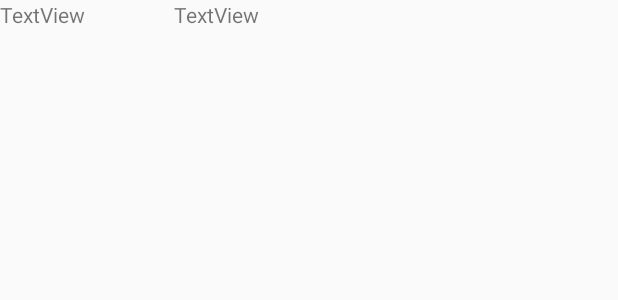
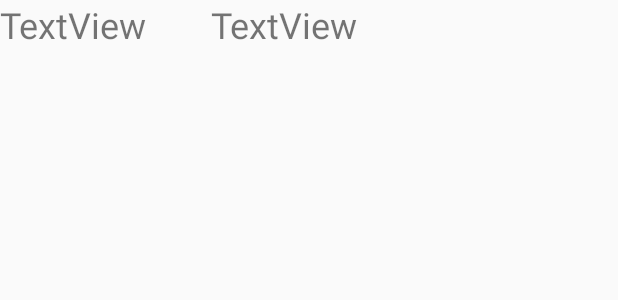
Before and after one commit to MuxacDev/RecyclerViewApp, an Android app: the layout list_item.xml on its own in the app's theme, with its tools: preview values and no code run, on a phone screen of 412 x 824 dp. Shown: the top 300 px of the screen. Run offline under Robolectric (Android 15) with nearby library versions, the phone set to English and light mode, and no system bars.

```diff
--- a/app/src/main/res/layout/activity_detail.xml
+++ b/app/src/main/res/layout/activity_detail.xml
@@ -12,6 +12,7 @@
         android:layout_width="wrap_content"
         android:layout_height="wrap_content"
         android:text="@string/details"
+        android:textSize="@dimen/text_size"
         app:layout_constraintStart_toStartOf="parent"
         app:layout_constraintTop_toTopOf="parent" />
 </androidx.constraintlayout.widget.ConstraintLayout>
--- a/app/src/main/res/layout/activity_main.xml
+++ b/app/src/main/res/layout/activity_main.xml
@@ -9,8 +9,8 @@
 
     <androidx.recyclerview.widget.RecyclerView
         android:id="@+id/list"
-        android:layout_width="409dp"
-        android:layout_height="729dp"
+        android:layout_width="0dp"
+        android:layout_height="0dp"
         app:layout_constraintBottom_toBottomOf="parent"
         app:layout_constraintEnd_toEndOf="parent"
         app:layout_constraintStart_toStartOf="parent"
--- a/app/src/main/res/layout/list_item.xml
+++ b/app/src/main/res/layout/list_item.xml
@@ -8,11 +8,12 @@
         android:layout_height="wrap_content"
         android:orientation="horizontal">
         <TextView
-            android:id="@+id/id"
+            android:id="@+id/id_text"
             android:layout_width="wrap_content"
             android:layout_height="wrap_content"
             android:layout_weight="0.2"
-            android:text="TextView" />
+            android:text="TextView"
+            android:textSize="@dimen/text_size"/>
 
         <TextView
             android:id="@+id/content"
@@ -20,6 +21,7 @@
             android:layout_height="wrap_content"
             android:layout_weight="0.8"
             android:text="TextView"
+            android:textSize="@dimen/text_size"
             />
     </LinearLayout>
 
```
Also changed, not shown: app/src/main/java/com/example/recyclerviewapp/MainActivity.java (+24 -0 lines), app/src/main/java/com/example/recyclerviewapp/RViewAdapter.java (added, +58 -0 lines).
